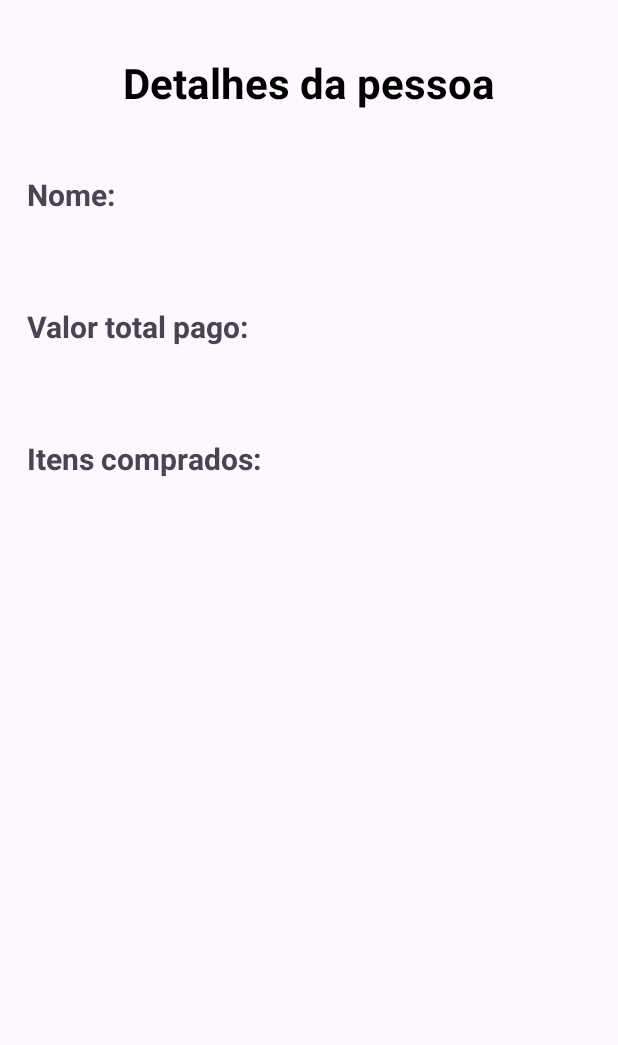
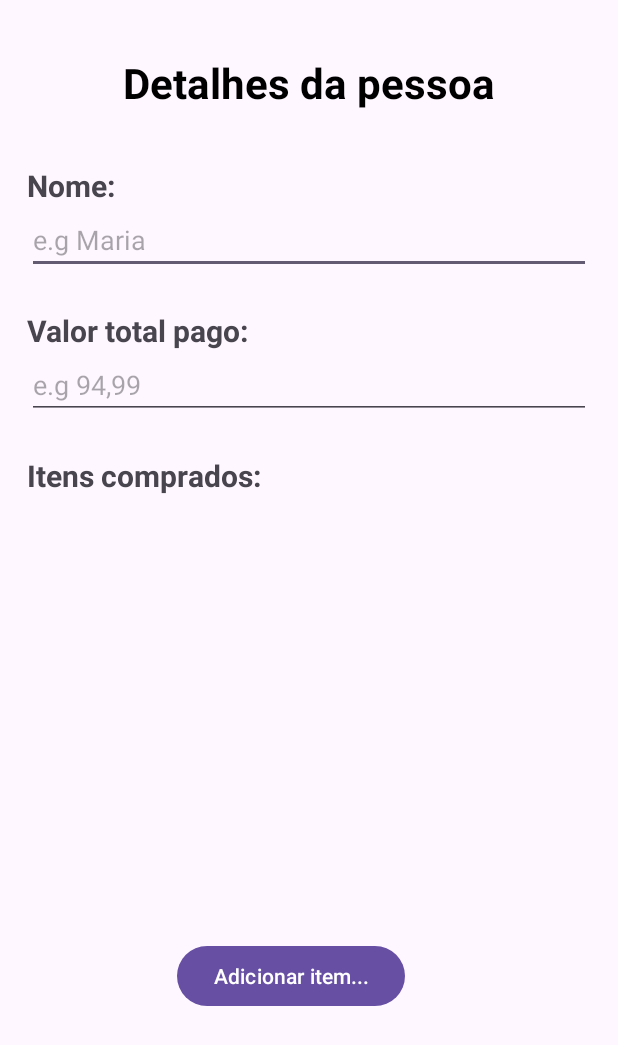
Before and after one commit to lauraluch/SplitTheBill, an Android app: the layout person_desc.xml on its own in the app's theme, with its tools: preview values and no code run, on a phone screen of 412 x 824 dp. Shown: the top 1045 px of the screen. Run offline under Robolectric (Android 15) with nearby library versions, the phone set to English and light mode, and no system bars.

Commit message:
refactor: change fields to inputs

```diff
--- a/app/src/main/res/layout/person_desc.xml
+++ b/app/src/main/res/layout/person_desc.xml
@@ -14,7 +14,7 @@
             android:layout_width="wrap_content"
             android:layout_height="wrap_content"
             android:layout_marginTop="18dp"
-            android:layout_marginBottom="24dp"
+            android:layout_marginBottom="18dp"
             android:text="Detalhes da pessoa"
             android:textSize="28sp"
             android:textStyle="bold"
@@ -35,9 +35,10 @@
                 android:textStyle="bold"
                 android:textSize="20sp"/>
 
-            <TextView
-                android:layout_width="wrap_content"
+            <EditText
+                android:layout_width="match_parent"
                 android:layout_height="wrap_content"
+                android:hint="e.g Maria"
                 android:textStyle="normal"
                 android:textSize="18sp"/>
 
@@ -46,12 +47,13 @@
                 android:layout_height="wrap_content"
                 android:text="Valor total pago:"
                 android:textStyle="bold"
-                android:layout_marginTop="36dp"
+                android:layout_marginTop="24dp"
                 android:textSize="20sp"/>
 
-            <TextView
-                android:layout_width="wrap_content"
+            <EditText
+                android:layout_width="match_parent"
                 android:layout_height="wrap_content"
+                android:hint="e.g 94,99"
                 android:textStyle="normal"
                 android:textSize="18sp"/>
 
@@ -60,15 +62,24 @@
                 android:layout_height="wrap_content"
                 android:text="Itens comprados:"
                 android:textStyle="bold"
-                android:layout_marginTop="36dp"
+                android:layout_marginTop="24dp"
                 android:textSize="20sp"/>
 
             <ListView
                 android:id="@+id/itemsBoughtLv"
                 android:layout_width="match_parent"
                 android:layout_marginTop="18dp"
-                android:layout_height="300dp"/>
+                android:layout_height="260dp"/>
 
+            <Button
+                android:id="@+id/addItemBt"
+                android:layout_width="wrap_content"
+                android:layout_height="wrap_content"
+                android:layout_marginTop="18dp"
+                android:layout_marginEnd="12dp"
+                android:text="Adicionar item..."
+                android:layout_gravity="center"
+                />
         </LinearLayout>
 
     </LinearLayout>
```
